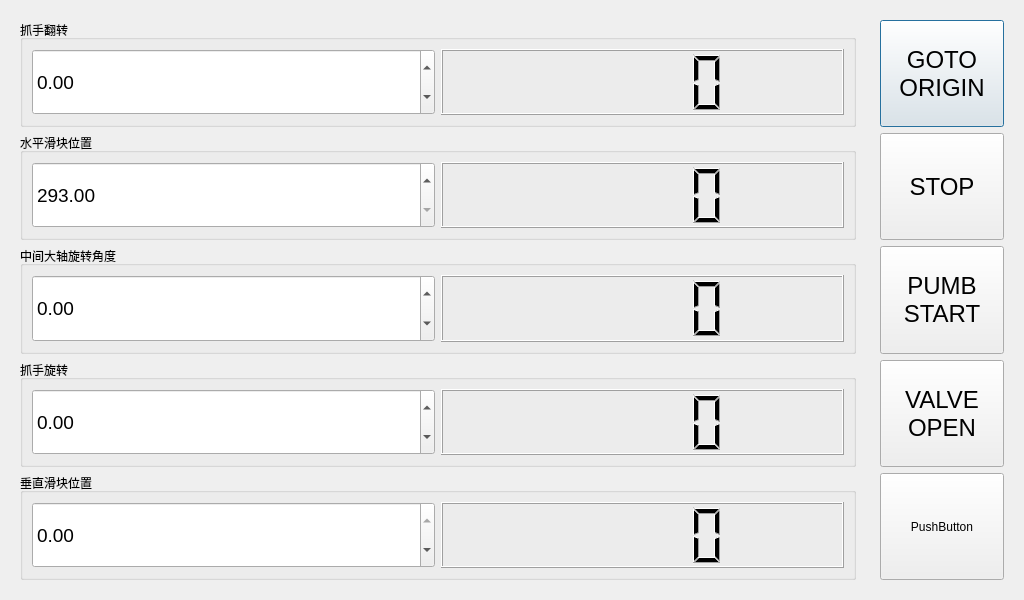
Before: the Qt Designer form dialog.ui in LXYYY/JDRobot2017_Kinect, drawn with Qt 5.
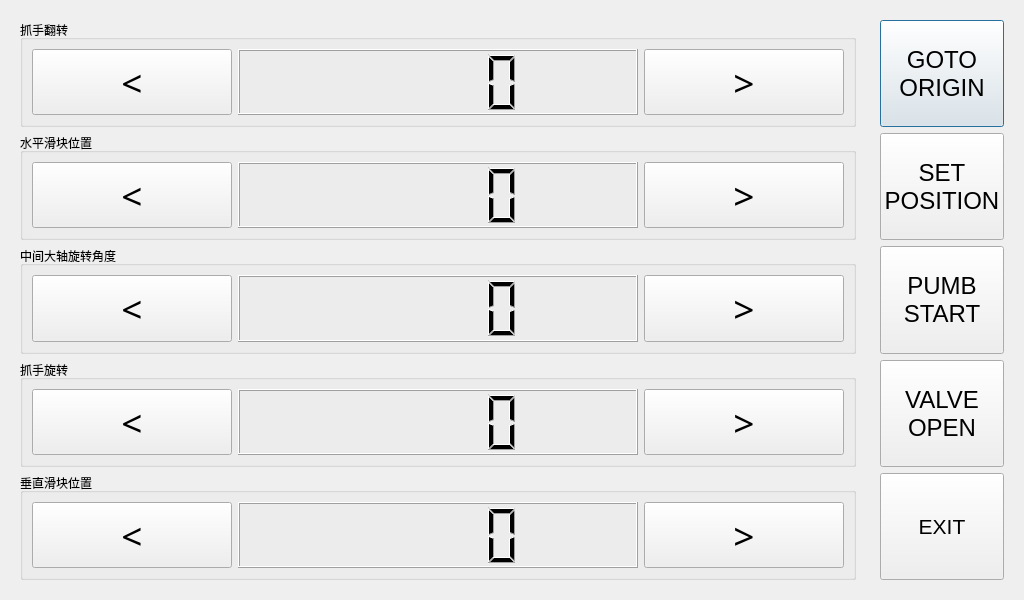
After: the same form once the commit is applied.

```diff
--- a/dialog.ui
+++ b/dialog.ui
@@ -62,7 +62,8 @@
          </font>
         </property>
         <property name="text">
-         <string>STOP</string>
+         <string>SET
+POSITION</string>
         </property>
        </widget>
       </item>
@@ -112,8 +113,13 @@
           <verstretch>1</verstretch>
          </sizepolicy>
         </property>
+        <property name="font">
+         <font>
+          <pointsize>16</pointsize>
+         </font>
+        </property>
         <property name="text">
-         <string>PushButton</string>
+         <string>EXIT</string>
         </property>
        </widget>
       </item>
@@ -142,25 +148,74 @@
         </property>
         <layout class="QHBoxLayout" name="horizontalLayout_14">
          <item>
-          <widget class="QDoubleSpinBox" name="doubleSpinBox_13">
+          <widget class="QPushButton" name="Pitch_min">
            <property name="sizePolicy">
-            <sizepolicy hsizetype="Minimum" vsizetype="Expanding">
-             <horstretch>0</horstretch>
+            <sizepolicy hsizetype="Expanding" vsizetype="Expanding">
+             <horstretch>1</horstretch>
              <verstretch>0</verstretch>
             </sizepolicy>
            </property>
            <property name="font">
             <font>
-             <pointsize>14</pointsize>
+             <family>Arial Black</family>
+             <pointsize>28</pointsize>
+             <weight>50</weight>
+             <bold>false</bold>
             </font>
            </property>
-           <property name="minimum">
-            <double>-90.000000000000000</double>
+           <property name="text">
+            <string>&lt;</string>
            </property>
+           <property name="autoRepeat">
+            <bool>true</bool>
+           </property>
+           <property name="autoRepeatDelay">
+            <number>100</number>
+           </property>
+           <property name="autoRepeatInterval">
+            <number>20</number>
+           </property>
           </widget>
          </item>
          <item>
-          <widget class="QLCDNumber" name="END_EFFECTOR_Pitch_3"/>
+          <widget class="QLCDNumber" name="END_EFFECTOR_Pitch_3">
+           <property name="sizePolicy">
+            <sizepolicy hsizetype="Expanding" vsizetype="Expanding">
+             <horstretch>2</horstretch>
+             <verstretch>0</verstretch>
+            </sizepolicy>
+           </property>
+          </widget>
+         </item>
+         <item>
+          <widget class="QPushButton" name="Pitch_pls">
+           <property name="sizePolicy">
+            <sizepolicy hsizetype="Expanding" vsizetype="Expanding">
+             <horstretch>1</horstretch>
+             <verstretch>0</verstretch>
+            </sizepolicy>
+           </property>
+           <property name="font">
+            <font>
+             <family>Arial Black</family>
+             <pointsize>28</pointsize>
+             <weight>50</weight>
+             <bold>false</bold>
+            </font>
+           </property>
+           <property name="text">
+            <string>&gt;</string>
+           </property>
+           <property name="autoRepeat">
+            <bool>true</bool>
+           </property>
+           <property name="autoRepeatDelay">
+            <number>100</number>
+           </property>
+           <property name="autoRepeatInterval">
+            <number>20</number>
+           </property>
+          </widget>
          </item>
         </layout>
        </widget>
@@ -178,34 +233,73 @@
         </property>
         <layout class="QHBoxLayout" name="horizontalLayout_13">
          <item>
-          <widget class="QDoubleSpinBox" name="doubleSpinBox_12">
+          <widget class="QPushButton" name="hor_min">
            <property name="sizePolicy">
-            <sizepolicy hsizetype="Minimum" vsizetype="Expanding">
+            <sizepolicy hsizetype="Expanding" vsizetype="Expanding">
              <horstretch>1</horstretch>
              <verstretch>0</verstretch>
             </sizepolicy>
            </property>
            <property name="font">
             <font>
-             <pointsize>14</pointsize>
+             <family>Arial Black</family>
+             <pointsize>28</pointsize>
+             <weight>50</weight>
+             <bold>false</bold>
             </font>
            </property>
-           <property name="minimum">
-            <double>293.000000000000000</double>
+           <property name="text">
+            <string>&lt;</string>
            </property>
-           <property name="maximum">
-            <double>785.000000000000000</double>
+           <property name="autoRepeat">
+            <bool>true</bool>
+           </property>
+           <property name="autoRepeatDelay">
+            <number>100</number>
+           </property>
+           <property name="autoRepeatInterval">
+            <number>20</number>
            </property>
           </widget>
          </item>
          <item>
           <widget class="QLCDNumber" name="Horizontal_Axis_3">
            <property name="sizePolicy">
-            <sizepolicy hsizetype="Expanding" vsizetype="Minimum">
+            <sizepolicy hsizetype="Expanding" vsizetype="Expanding">
+             <horstretch>2</horstretch>
+             <verstretch>0</verstretch>
+            </sizepolicy>
+           </property>
+          </widget>
+         </item>
+         <item>
+          <widget class="QPushButton" name="hor_pls">
+           <property name="sizePolicy">
+            <sizepolicy hsizetype="Expanding" vsizetype="Expanding">
              <horstretch>1</horstretch>
              <verstretch>0</verstretch>
             </sizepolicy>
            </property>
+           <property name="font">
+            <font>
+             <family>Arial Black</family>
+             <pointsize>28</pointsize>
+             <weight>50</weight>
+             <bold>false</bold>
+            </font>
+           </property>
+           <property name="text">
+            <string>&gt;</string>
+           </property>
+           <property name="autoRepeat">
+            <bool>true</bool>
+           </property>
+           <property name="autoRepeatDelay">
+            <number>100</number>
+           </property>
+           <property name="autoRepeatInterval">
+            <number>20</number>
+           </property>
           </widget>
          </item>
         </layout>
@@ -224,43 +318,40 @@
         </property>
         <layout class="QHBoxLayout" name="horizontalLayout_12">
          <item>
-          <widget class="QDoubleSpinBox" name="doubleSpinBox_11">
+          <widget class="QPushButton" name="Main_min">
            <property name="sizePolicy">
-            <sizepolicy hsizetype="Minimum" vsizetype="Expanding">
+            <sizepolicy hsizetype="Expanding" vsizetype="Expanding">
              <horstretch>1</horstretch>
              <verstretch>0</verstretch>
             </sizepolicy>
            </property>
            <property name="font">
             <font>
-             <pointsize>14</pointsize>
+             <family>Arial Black</family>
+             <pointsize>28</pointsize>
+             <weight>50</weight>
+             <bold>false</bold>
             </font>
            </property>
-           <property name="buttonSymbols">
-            <enum>QAbstractSpinBox::UpDownArrows</enum>
+           <property name="text">
+            <string>&lt;</string>
            </property>
-           <property name="decimals">
-            <number>2</number>
+           <property name="autoRepeat">
+            <bool>true</bool>
            </property>
-           <property name="minimum">
-            <double>-360.000000000000000</double>
+           <property name="autoRepeatDelay">
+            <number>100</number>
            </property>
-           <property name="maximum">
-            <double>360.000000000000000</double>
-           </property>
-           <property name="singleStep">
-            <double>0.100000000000000</double>
-           </property>
-           <property name="value">
-            <double>0.000000000000000</double>
+           <property name="autoRepeatInterval">
+            <number>20</number>
            </property>
           </widget>
          </item>
          <item>
           <widget class="QLCDNumber" name="Main_Axis_3">
            <property name="sizePolicy">
-            <sizepolicy hsizetype="Expanding" vsizetype="Minimum">
-             <horstretch>1</horstretch>
+            <sizepolicy hsizetype="Expanding" vsizetype="Expanding">
+             <horstretch>2</horstretch>
              <verstretch>0</verstretch>
             </sizepolicy>
            </property>
@@ -269,6 +360,36 @@
            </property>
           </widget>
          </item>
+         <item>
+          <widget class="QPushButton" name="Main_pls">
+           <property name="sizePolicy">
+            <sizepolicy hsizetype="Expanding" vsizetype="Expanding">
+             <horstretch>1</horstretch>
+             <verstretch>0</verstretch>
+            </sizepolicy>
+           </property>
+           <property name="font">
+            <font>
+             <family>Arial Black</family>
+             <pointsize>28</pointsize>
+             <weight>50</weight>
+             <bold>false</bold>
+            </font>
+           </property>
+           <property name="text">
+            <string>&gt;</string>
+           </property>
+           <property name="autoRepeat">
+            <bool>true</bool>
+           </property>
+           <property name="autoRepeatDelay">
+            <number>100</number>
+           </property>
+           <property name="autoRepeatInterval">
+            <number>20</number>
+           </property>
+          </widget>
+         </item>
         </layout>
        </widget>
       </item>
@@ -285,28 +406,74 @@
         </property>
         <layout class="QHBoxLayout" name="horizontalLayout_15">
          <item>
-          <widget class="QDoubleSpinBox" name="doubleSpinBox_14">
+          <widget class="QPushButton" name="YAW_min">
            <property name="sizePolicy">
-            <sizepolicy hsizetype="Minimum" vsizetype="Expanding">
-             <horstretch>0</horstretch>
+            <sizepolicy hsizetype="Expanding" vsizetype="Expanding">
+             <horstretch>1</horstretch>
              <verstretch>0</verstretch>
             </sizepolicy>
            </property>
            <property name="font">
             <font>
-             <pointsize>14</pointsize>
+             <family>Arial Black</family>
+             <pointsize>28</pointsize>
+             <weight>50</weight>
+             <bold>false</bold>
             </font>
            </property>
-           <property name="minimum">
-            <double>-180.000000000000000</double>
+           <property name="text">
+            <string>&lt;</string>
            </property>
-           <property name="maximum">
-            <double>180.000000000000000</double>
+           <property name="autoRepeat">
+            <bool>true</bool>
            </property>
+           <property name="autoRepeatDelay">
+            <number>100</number>
+           </property>
+           <property name="autoRepeatInterval">
+            <number>20</number>
+           </property>
           </widget>
          </item>
          <item>
-          <widget class="QLCDNumber" name="END_EFFECTOR_YAW_3"/>
+          <widget class="QLCDNumber" name="END_EFFECTOR_YAW_3">
+           <property name="sizePolicy">
+            <sizepolicy hsizetype="Expanding" vsizetype="Expanding">
+             <horstretch>2</horstretch>
+             <verstretch>0</verstretch>
+            </sizepolicy>
+           </property>
+          </widget>
+         </item>
+         <item>
+          <widget class="QPushButton" name="YAW_pls">
+           <property name="sizePolicy">
+            <sizepolicy hsizetype="Expanding" vsizetype="Expanding">
+             <horstretch>1</horstretch>
+             <verstretch>0</verstretch>
+            </sizepolicy>
+           </property>
+           <property name="font">
+            <font>
+             <family>Arial Black</family>
+             <pointsize>28</pointsize>
+             <weight>50</weight>
+             <bold>false</bold>
+            </font>
+           </property>
+           <property name="text">
+            <string>&gt;</string>
+           </property>
+           <property name="autoRepeat">
+            <bool>true</bool>
+           </property>
+           <property name="autoRepeatDelay">
+            <number>100</number>
+           </property>
+           <property name="autoRepeatInterval">
+            <number>20</number>
+           </property>
+          </widget>
          </item>
         </layout>
        </widget>
@@ -324,37 +491,73 @@
         </property>
         <layout class="QHBoxLayout" name="horizontalLayout_16">
          <item>
-          <widget class="QDoubleSpinBox" name="doubleSpinBox_15">
+          <widget class="QPushButton" name="Ver_min">
            <property name="sizePolicy">
-            <sizepolicy hsizetype="Minimum" vsizetype="Expanding">
+            <sizepolicy hsizetype="Expanding" vsizetype="Expanding">
              <horstretch>1</horstretch>
              <verstretch>0</verstretch>
             </sizepolicy>
            </property>
            <property name="font">
             <font>
-             <pointsize>14</pointsize>
+             <family>Arial Black</family>
+             <pointsize>28</pointsize>
+             <weight>50</weight>
+             <bold>false</bold>
             </font>
            </property>
-           <property name="minimum">
-            <double>-400.000000000000000</double>
+           <property name="text">
+            <string>&lt;</string>
            </property>
-           <property name="maximum">
-            <double>0.000000000000000</double>
+           <property name="autoRepeat">
+            <bool>true</bool>
            </property>
-           <property name="singleStep">
-            <double>0.100000000000000</double>
+           <property name="autoRepeatDelay">
+            <number>100</number>
+           </property>
+           <property name="autoRepeatInterval">
+            <number>20</number>
            </property>
           </widget>
          </item>
          <item>
           <widget class="QLCDNumber" name="Vertical_Axis_Display_3">
            <property name="sizePolicy">
-            <sizepolicy hsizetype="Expanding" vsizetype="Minimum">
+            <sizepolicy hsizetype="Expanding" vsizetype="Expanding">
+             <horstretch>2</horstretch>
+             <verstretch>0</verstretch>
+            </sizepolicy>
+           </property>
+          </widget>
+         </item>
+         <item>
+          <widget class="QPushButton" name="ver_pls">
+           <property name="sizePolicy">
+            <sizepolicy hsizetype="Expanding" vsizetype="Expanding">
              <horstretch>1</horstretch>
              <verstretch>0</verstretch>
             </sizepolicy>
            </property>
+           <property name="font">
+            <font>
+             <family>Arial Black</family>
+             <pointsize>28</pointsize>
+             <weight>50</weight>
+             <bold>false</bold>
+            </font>
+           </property>
+           <property name="text">
+            <string>&gt;</string>
+           </property>
+           <property name="autoRepeat">
+            <bool>true</bool>
+           </property>
+           <property name="autoRepeatDelay">
+            <number>100</number>
+           </property>
+           <property name="autoRepeatInterval">
+            <number>20</number>
+           </property>
           </widget>
          </item>
         </layout>
```
